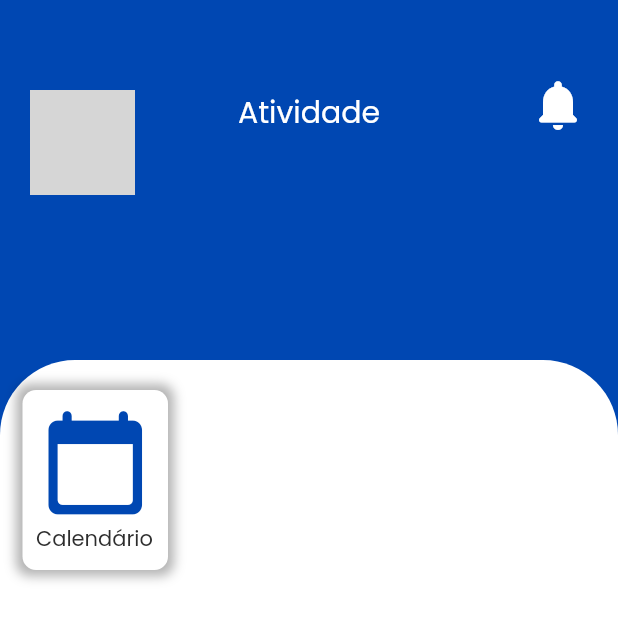
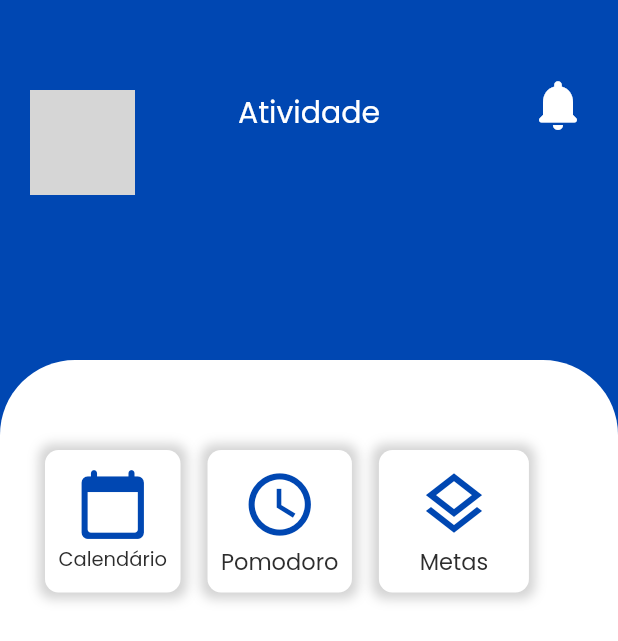
Before and after one commit to gchavess/taskwise-mobile, a Flutter app: the screen it shows after launch, on a phone screen of 412 x 824 dp. Shown: the top 641 px of the screen. Run offline on Flutter 3.47's test engine with Material 2 defaults, Android fonts, the light colour scheme and no system bars; our stand-ins replace dotted_border, google_fonts, timeline_tile; grey boxes are pictures that could not be loaded.

Commit message:
HomePage

```diff
--- a/lib/screens/home/home.dart
+++ b/lib/screens/home/home.dart
@@ -51,7 +51,6 @@ class HomePage extends StatelessWidget {
                             padding: const EdgeInsets.all(10),
                             child: Row(
                               mainAxisAlignment: MainAxisAlignment.center,
-                              crossAxisAlignment: CrossAxisAlignment.start,
                               children: [
                                 Text(
                                   'Atividade',
@@ -71,30 +70,15 @@ class HomePage extends StatelessWidget {
               Container(
                   height: MediaQuery.of(context).size.height,
                   width: double.infinity,
-                  padding: const EdgeInsets.only(
-                    top: 20,
-                    left: 15,
-                  ),
+                  padding: const EdgeInsets.only(top: 40, left: 20, right: 20),
                   decoration: const BoxDecoration(
                       color: Colors.white,
                       borderRadius: BorderRadius.only(
                           topLeft: Radius.circular(50),
                           topRight: Radius.circular(50))),
-                  // child: Column(
-                  //   crossAxisAlignment: CrossAxisAlignment.start,
-                  //   children: [
-                  //     Container(
-                  //       padding: const EdgeInsets.all(8),
-                  //       decoration: const BoxDecoration(
-                  //           shape: BoxShape.circle, color: Colors.blue),
-                  //       child: const Icon(
-                  //         Icons.add,
-                  //         color: Color.fromARGB(255, 255, 88, 88),
-                  //         size: 40,
-                  //       ),
-                  //     ),
-                  //   ],
-                  // ),
+                  child: Padding(
+                    padding: const EdgeInsets.only(
+                        top: 20, left: 10, right: 10, bottom: 100),
                     child: Row(
                       crossAxisAlignment: CrossAxisAlignment.start,
                       children: [
@@ -103,19 +87,19 @@ class HomePage extends StatelessWidget {
                           child: Container(
                             padding: const EdgeInsets.all(9),
                             constraints: const BoxConstraints(
-                              minHeight: 0, maxHeight: 120),
+                                minHeight: 0, maxHeight: 95),
                             decoration: BoxDecoration(
                                 color: const Color.fromARGB(255, 255, 255, 255),
                                 borderRadius: BorderRadius.circular(9),
                                 boxShadow: const [
                                   BoxShadow(
-                                  color: Color.fromARGB(77, 0, 0, 0),
+                                    color: Color.fromARGB(44, 0, 0, 0),
                                     blurRadius: 6,
                                     spreadRadius: 4,
                                   ),
                                 ]),
                             child: Column(
-                            crossAxisAlignment: CrossAxisAlignment.start,
+                              crossAxisAlignment: CrossAxisAlignment.center,
                               children: [
                                 Container(
                                   padding: const EdgeInsets.all(2),
@@ -126,28 +110,111 @@ class HomePage extends StatelessWidget {
                                   child: const Icon(
                                     Icons.calendar_today_rounded,
                                     color: Color.fromARGB(255, 0, 71, 178),
-                                  size: 75,
+                                    size: 50,
                                   ),
                                 ),
-                              const SizedBox(height: 1),
                                 Text(
                                   'Calendário',
                                   style: GoogleFonts.poppins(
-                                    color:
-                                        const Color.fromARGB(255, 45, 45, 45)),
+                                      fontSize: 13,
+                                      color: const Color.fromARGB(
+                                          255, 45, 45, 45)),
                                 )
                               ],
                             ),
-                          // child: const Text(
-                          //   'Opaaaa',
-                          //   style: TextStyle(
-
-                          //   ),
-                          // ),
                           ),
+                        ),
+                        const SizedBox(width: 18),
+                        InkWell(
+                          onTap: () {},
+                          child: Container(
+                            padding: const EdgeInsets.all(9),
+                            constraints: const BoxConstraints(
+                                minHeight: 0, maxHeight: 95),
+                            decoration: BoxDecoration(
+                                color: const Color.fromARGB(255, 255, 255, 255),
+                                borderRadius: BorderRadius.circular(9),
+                                boxShadow: const [
+                                  BoxShadow(
+                                    color: Color.fromARGB(44, 0, 0, 0),
+                                    blurRadius: 6,
+                                    spreadRadius: 4,
+                                  ),
+                                ]),
+                            child: Column(
+                              crossAxisAlignment: CrossAxisAlignment.center,
+                              children: [
+                                Container(
+                                  padding: const EdgeInsets.all(2),
+                                  decoration: const BoxDecoration(
+                                    color: Color.fromARGB(255, 255, 255, 255),
+                                    shape: BoxShape.rectangle,
+                                  ),
+                                  child: const Icon(
+                                    Icons.watch_later_outlined,
+                                    color: Color.fromARGB(255, 0, 71, 178),
+                                    size: 50,
+                                  ),
+                                ),
+                                Text(
+                                  'Pomodoro',
+                                  style: GoogleFonts.poppins(
+                                      fontSize: 15,
+                                      color: const Color.fromARGB(
+                                          255, 45, 45, 45)),
                                 )
                               ],
+                            ),
+                          ),
+                        ),
+                        const SizedBox(width: 18),
+                        InkWell(
+                          onTap: () {},
+                          child: Container(
+                            padding: const EdgeInsets.all(9),
+                            width: 100,
+                            constraints: const BoxConstraints(
+                                minHeight: 0, maxHeight: 95),
+                            decoration: BoxDecoration(
+                                color: const Color.fromARGB(255, 255, 255, 255),
+                                borderRadius: BorderRadius.circular(9),
+                                boxShadow: const [
+                                  BoxShadow(
+                                    color: Color.fromARGB(44, 0, 0, 0),
+                                    blurRadius: 6,
+                                    spreadRadius: 4,
+                                  ),
+                                ]),
+                            child: Column(
+                              crossAxisAlignment: CrossAxisAlignment.center,
+                              children: [
+                                Container(
+                                  padding: const EdgeInsets.all(2),
+                                  decoration: const BoxDecoration(
+                                    color: Color.fromARGB(255, 255, 255, 255),
+                                    shape: BoxShape.rectangle,
+                                  ),
+                                  child: const Icon(
+                                    Icons.layers_outlined,
+                                    color: Color.fromARGB(255, 0, 71, 178),
+                                    size: 50,
+                                  ),
+                                ),
+                                Text(
+                                  'Metas',
+                                  style: GoogleFonts.poppins(
+                                      fontSize: 15,
+                                      color: const Color.fromARGB(
+                                          255, 45, 45, 45)),
+                                )
+                              ],
+                            ),
+                          ),
+                        ),
+                      ],
+                    ),
                   )),
+              const SizedBox(height: 15)
             ],
           ),
         ));
```
Lines whose indentation alone changed are shown as unchanged.
